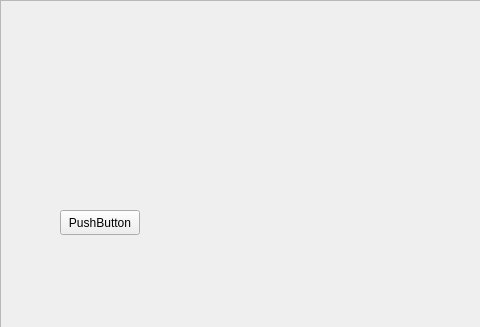
The window that mainwindow.ui (Tirus214/Avengers-game) describes before a commit, drawn with Qt 5; both pictures show x 0 to 480 and y 0 to 327 of the 800 by 600 pixel window.
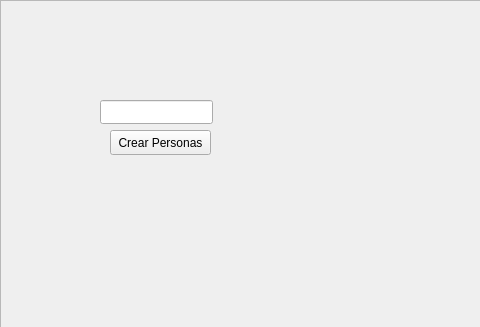
The same window after the commit.

Diff of the .ui file:
```diff
--- a/mainwindow.ui
+++ b/mainwindow.ui
@@ -32,14 +32,24 @@
     <widget class="QPushButton" name="pushButton">
      <property name="geometry">
       <rect>
-       <x>60</x>
-       <y>210</y>
-       <width>80</width>
+       <x>110</x>
+       <y>130</y>
+       <width>101</width>
        <height>25</height>
       </rect>
      </property>
      <property name="text">
-      <string>PushButton</string>
+      <string>Crear Personas</string>
+     </property>
+    </widget>
+    <widget class="QLineEdit" name="txfCrearPersonas">
+     <property name="geometry">
+      <rect>
+       <x>100</x>
+       <y>100</y>
+       <width>113</width>
+       <height>24</height>
+      </rect>
      </property>
     </widget>
    </widget>
```
Left out of the diff: 2 changed lines with no effect on the pictures.
